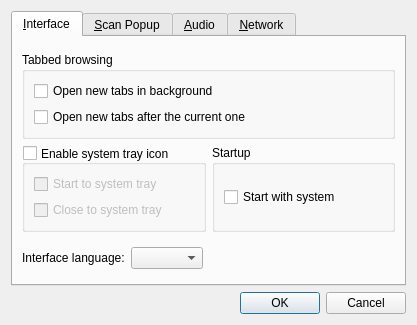
This is src/preferences.ui in goldendict/goldendict as Qt 5 draws it before an edit. The edited form follows.
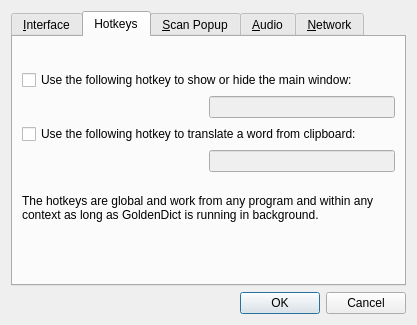
This is the edited form. The open tabs and pages were chosen to show the change. Custom widgets are drawn as their Qt base class.

Commit message: + Options to configure global hotkeys added. The clipboard hotkey was added. * On X11, XGrabKey was replaced with the RECORD extension -based solution.

The edit to the form file:
```diff
--- a/src/preferences.ui
+++ b/src/preferences.ui
@@ -197,6 +197,127 @@
        </item>
       </layout>
      </widget>
+     <widget class="QWidget" name="tab_5">
+      <attribute name="title">
+       <string>Hotkeys</string>
+      </attribute>
+      <layout class="QVBoxLayout" name="verticalLayout_12">
+       <item>
+        <spacer name="verticalSpacer_11">
+         <property name="orientation">
+          <enum>Qt::Vertical</enum>
+         </property>
+         <property name="sizeHint" stdset="0">
+          <size>
+           <width>20</width>
+           <height>19</height>
+          </size>
+         </property>
+        </spacer>
+       </item>
+       <item>
+        <widget class="QCheckBox" name="enableMainWindowHotkey">
+         <property name="text">
+          <string>Use the following hotkey to show or hide the main window:</string>
+         </property>
+        </widget>
+       </item>
+       <item>
+        <layout class="QHBoxLayout" name="horizontalLayout_7">
+         <item>
+          <spacer name="horizontalSpacer_2">
+           <property name="orientation">
+            <enum>Qt::Horizontal</enum>
+           </property>
+           <property name="sizeHint" stdset="0">
+            <size>
+             <width>40</width>
+             <height>20</height>
+            </size>
+           </property>
+          </spacer>
+         </item>
+         <item>
+          <widget class="HotKeyEdit" name="mainWindowHotkey">
+           <property name="enabled">
+            <bool>false</bool>
+           </property>
+          </widget>
+         </item>
+        </layout>
+       </item>
+       <item>
+        <widget class="QCheckBox" name="enableClipboardHotkey">
+         <property name="text">
+          <string>Use the following hotkey to translate a word from clipboard:</string>
+         </property>
+        </widget>
+       </item>
+       <item>
+        <layout class="QHBoxLayout" name="horizontalLayout_8">
+         <item>
+          <spacer name="horizontalSpacer_4">
+           <property name="orientation">
+            <enum>Qt::Horizontal</enum>
+           </property>
+           <property name="sizeHint" stdset="0">
+            <size>
+             <width>40</width>
+             <height>20</height>
+            </size>
+           </property>
+          </spacer>
+         </item>
+         <item>
+          <widget class="HotKeyEdit" name="clipboardHotkey">
+           <property name="enabled">
+            <bool>false</bool>
+           </property>
+          </widget>
+         </item>
+        </layout>
+       </item>
+       <item>
+        <spacer name="verticalSpacer_13">
+         <property name="orientation">
+          <enum>Qt::Vertical</enum>
+         </property>
+         <property name="sizeType">
+          <enum>QSizePolicy::Fixed</enum>
+         </property>
+         <property name="sizeHint" stdset="0">
+          <size>
+           <width>20</width>
+           <height>16</height>
+          </size>
+         </property>
+        </spacer>
+       </item>
+       <item>
+        <widget class="QLabel" name="label_8">
+         <property name="text">
+          <string>The hotkeys are global and work from any program and within any context as long as GoldenDict is running in background.</string>
+         </property>
+         <property name="wordWrap">
+          <bool>true</bool>
+         </property>
+        </widget>
+       </item>
+       <item>
+        <spacer name="verticalSpacer_12">
+         <property name="orientation">
+          <enum>Qt::Vertical</enum>
+         </property>
+         <property name="sizeHint" stdset="0">
+          <size>
+           <width>20</width>
+           <height>53</height>
+          </size>
+         </property>
+        </spacer>
+       </item>
+      </layout>
+     </widget>
      <widget class="QWidget" name="tab_4">
       <attribute name="title">
        <string>&amp;Scan Popup</string>
@@ -704,6 +825,13 @@
    </item>
   </layout>
  </widget>
+ <customwidgets>
+  <customwidget>
+   <class>HotKeyEdit</class>
+   <extends>QLineEdit</extends>
+   <header>hotkeyedit.hh</header>
+  </customwidget>
+ </customwidgets>
  <tabstops>
   <tabstop>tabWidget</tabstop>
   <tabstop>buttonBox</tabstop>
```
The commit also changes 12 other files.
